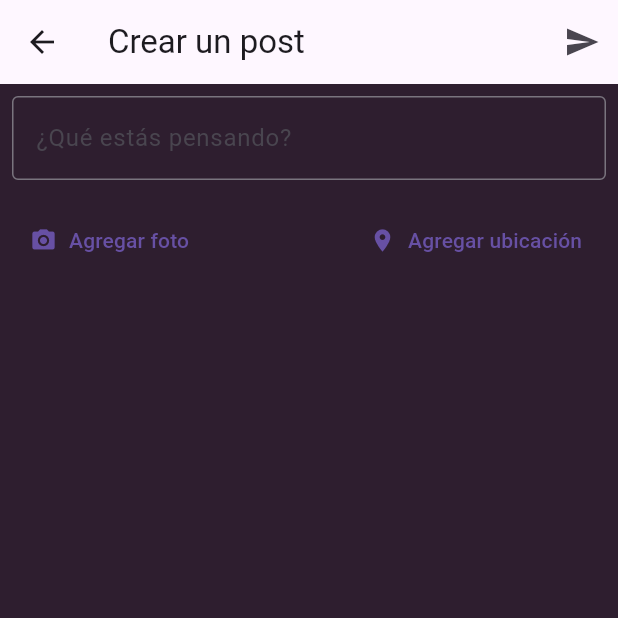
After one commit to saleemsiddique/CommuniverseFlutter, a Flutter app: the CreatePostScreen screen opened by its route, on a phone screen of 412 x 824 dp, the top half of it. The commit adds this screen. Run offline on Flutter 3.47's test engine with Material 3 defaults, Android fonts, the phone set to English and light mode, and no system bars; our stand-ins replace cached_network_image, carousel_slider, chewie, image_picker, video_player; missing offline and left inert: video_thumbnail.

Commit message:
CreatePost

```diff
--- a/communiverse/lib/routes/routes.dart
+++ b/communiverse/lib/routes/routes.dart
@@ -7,5 +7,6 @@ Map<String, WidgetBuilder> getApplicationRoutes() {
     '/': (BuildContext context) => AccessScreen(),
     'home': (BuildContext context) => CustomBottomNavigationBar(),
     'settings': (BuildContext context) => SettingsScreen(),
+    'create_post': (BuildContext context) => CreatePostScreen(),
   };
 }
--- /dev/null
+++ b/communiverse/lib/screens/create_post.dart
@@ -0,0 +1,62 @@
+import 'package:flutter/material.dart';
+
+class CreatePostScreen extends StatefulWidget {
+  const CreatePostScreen({super.key});
+
+  @override
+  State<CreatePostScreen> createState() => _CreatePostScreenState();
+}
+
+class _CreatePostScreenState extends State<CreatePostScreen> {
+  @override
+  Widget build(BuildContext context) {
+    return Scaffold(
+      appBar: AppBar(
+        title: Text('Crear un post'),
+        actions: [
+          IconButton(
+            icon: Icon(Icons.send),
+            onPressed: () {
+              // Lógica para enviar el post
+            },
+          ),
+        ],
+      ),
+      body: Padding(
+        padding: const EdgeInsets.all(8.0),
+        child: Column(
+          crossAxisAlignment: CrossAxisAlignment.start,
+          children: [
+            TextFormField(
+              decoration: InputDecoration(
+                hintText: '¿Qué estás pensando?',
+                border: OutlineInputBorder(),
+              ),
+              maxLines: null, // Permitir múltiples líneas
+            ),
+            SizedBox(height: 16),
+            Row(
+              mainAxisAlignment: MainAxisAlignment.spaceBetween,
+              children: [
+                TextButton.icon(
+                  onPressed: () {
+                    // Lógica para agregar imagen
+                  },
+                  icon: Icon(Icons.camera_alt),
+                  label: Text('Agregar foto'),
+                ),
+                TextButton.icon(
+                  onPressed: () {
+                    // Lógica para agregar ubicación
+                  },
+                  icon: Icon(Icons.location_on),
+                  label: Text('Agregar ubicación'),
+                ),
+              ],
+            ),
+          ],
+        ),
+      ),
+    );
+  }
+}
--- a/communiverse/lib/screens/screens.dart
+++ b/communiverse/lib/screens/screens.dart
@@ -11,3 +11,4 @@ export 'package:communiverse/screens/mycommunities.dart';
 export 'package:communiverse/screens/edit_profile.dart';
 export 'package:communiverse/screens/settings_screen.dart';
 export 'package:communiverse/screens/comments_screen.dart';
+export 'package:communiverse/screens/create_post.dart';
```
